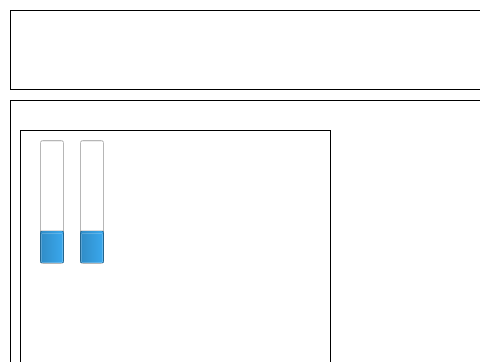
First picture: the form in Serial Port Example/Serial_Port_Example/widget.ui, repository IvanZend/Learning-QT, before the edit; both pictures show x 0 to 480 and y 0 to 362 of the 710 by 553 pixel window.
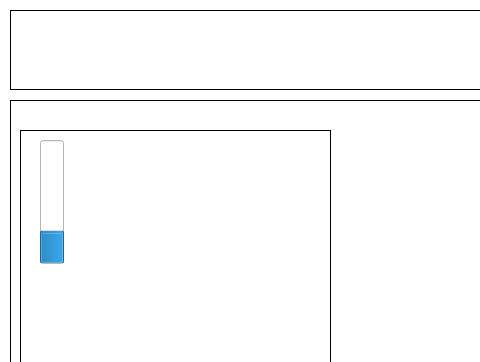
Second picture: the form after the edit. Custom widgets are drawn as their Qt base class.

Diff of the .ui file:
```diff
--- a/Serial Port Example/Serial_Port_Example/widget.ui
+++ b/Serial Port Example/Serial_Port_Example/widget.ui
@@ -570,7 +570,7 @@
     </property>
     <property name="sizePolicy">
      <sizepolicy hsizetype="Expanding" vsizetype="Expanding">
-      <horstretch>0</horstretch>
+      <horstretch>1</horstretch>
       <verstretch>0</verstretch>
      </sizepolicy>
     </property>
@@ -601,25 +601,6 @@
       </property>
      </widget>
     </widget>
-    <widget class="QProgressBar" name="progressBar_5">
-     <property name="enabled">
-      <bool>true</bool>
-     </property>
-     <property name="geometry">
-      <rect>
-       <x>60</x>
-       <y>10</y>
-       <width>24</width>
-       <height>124</height>
-      </rect>
-     </property>
-     <property name="value">
-      <number>24</number>
-     </property>
-     <property name="orientation">
-      <enum>Qt::Vertical</enum>
-     </property>
-    </widget>
    </widget>
   </widget>
  </widget>
```
Left out of the diff: 2 changed lines with no effect on the pictures.
